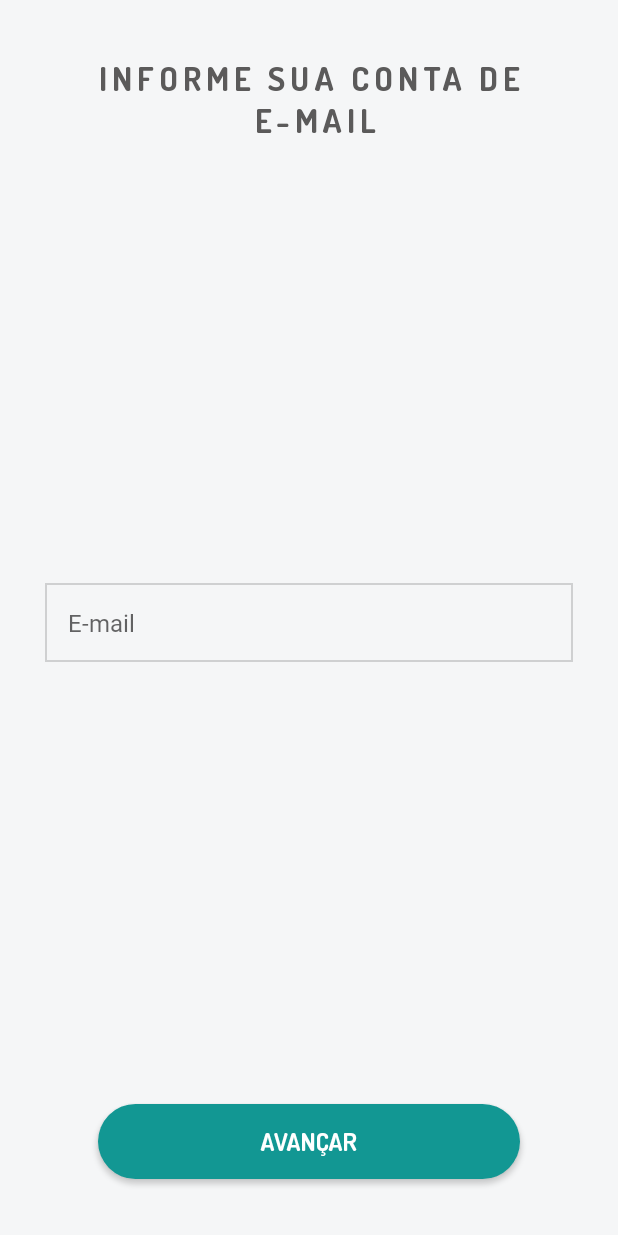
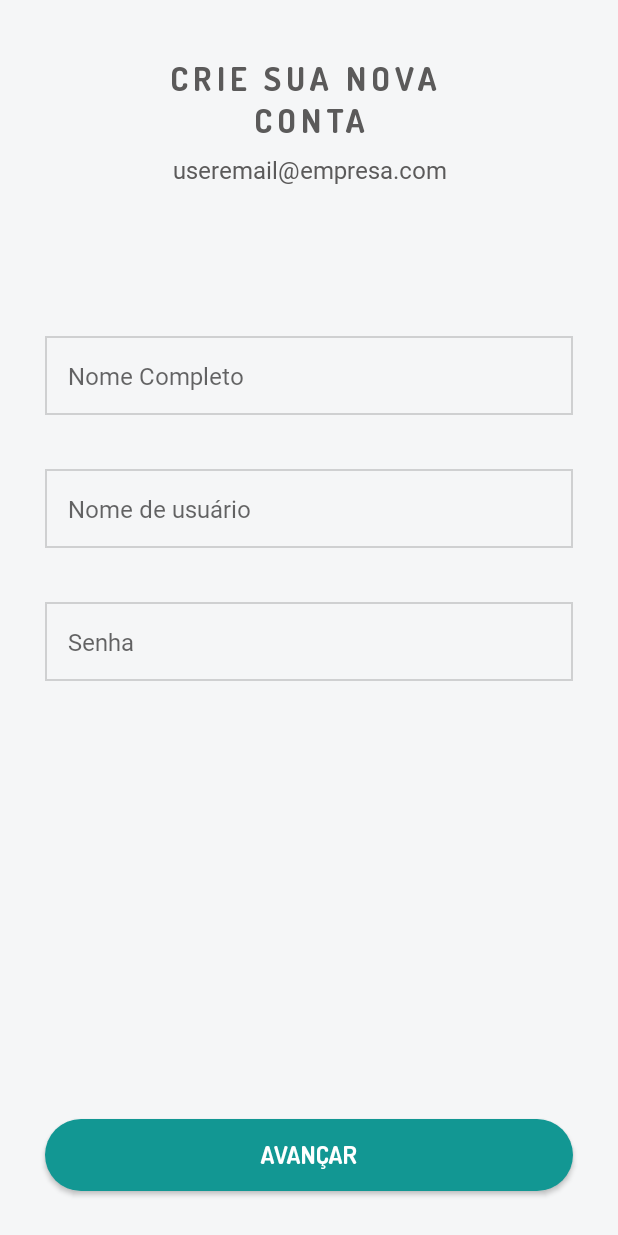
Before and after one commit to OLE-TRAINING/ole-android, an Android app: the screen it shows after launch (PreLoginActivity before the commit, RegisterNewUserActivity after it), on a phone screen of 412 x 824 dp. Run offline under Robolectric (Android 15) with nearby library versions, the phone set to English and light mode, and no system bars.

Commit message:
Layout Register New User

```diff
--- a/app/src/main/AndroidManifest.xml
+++ b/app/src/main/AndroidManifest.xml
@@ -9,14 +9,13 @@
         android:roundIcon="@mipmap/ic_launcher_round"
         android:supportsRtl="true"
         android:theme="@style/Theme.AppCompat.Light.NoActionBar">
-        <activity android:name=".PreLoginActivity">
+        <activity android:name=".RegisterNewUserActivity">
             <intent-filter>
                 <action android:name="android.intent.action.MAIN" />
 
                 <category android:name="android.intent.category.LAUNCHER" />
             </intent-filter>
         </activity>
-        <activity android:name=".RegisterNewUserActivity"></activity>
     </application>
 
 </manifest>
--- /dev/null
+++ b/app/src/main/java/br/com/estagio/oletrainning/zup/otmovies/RegisterNewUserActivity.java
@@ -0,0 +1,13 @@
+package br.com.estagio.oletrainning.zup.otmovies;
+
+import android.support.v7.app.AppCompatActivity;
+import android.os.Bundle;
+
+public class RegisterNewUserActivity extends AppCompatActivity {
+
+    @Override
+    protected void onCreate(Bundle savedInstanceState) {
+        super.onCreate(savedInstanceState);
+        setContentView(R.layout.activity_register_new_user);
+    }
+}
--- /dev/null
+++ b/app/src/main/res/drawable/ic_warning_black_24dp.xml
@@ -0,0 +1,5 @@
+<vector android:height="24dp" android:tint="#F44336"
+    android:viewportHeight="24.0" android:viewportWidth="24.0"
+    android:width="24dp" xmlns:android="http://schemas.android.com/apk/res/android">
+    <path android:fillColor="#FF000000" android:pathData="M1,21h22L12,2 1,21zM13,18h-2v-2h2v2zM13,14h-2v-4h2v4z"/>
+</vector>
--- a/app/src/main/res/layout/activity_pre_login.xml
+++ b/app/src/main/res/layout/activity_pre_login.xml
@@ -1,29 +1,33 @@
 <?xml version="1.0" encoding="utf-8"?>
+
+<ScrollView xmlns:android="http://schemas.android.com/apk/res/android"
+    xmlns:app="http://schemas.android.com/apk/res-auto"
+    xmlns:tools="http://schemas.android.com/tools"
+    android:layout_width="match_parent"
+    android:layout_height="match_parent"
+    android:fillViewport="true">
+
     <android.support.constraint.ConstraintLayout xmlns:android="http://schemas.android.com/apk/res/android"
         xmlns:app="http://schemas.android.com/apk/res-auto"
         xmlns:tools="http://schemas.android.com/tools"
         android:id="@+id/Layout_PreLogin"
         android:layout_width="match_parent"
         android:layout_height="match_parent"
-    android:padding="30dp"
+        android:background="@color/colorBackground"
         android:clipToPadding="false"
-    android:background="@color/colorBackground"
+        android:padding="@dimen/paddingLayout"
         tools:context=".PreLoginActivity">
-
 
         <TextView
             android:id="@+id/textView_headerPreLogin"
-        android:layout_width="297dp"
+            android:layout_width="wrap_content"
             android:layout_height="wrap_content"
-        android:layout_marginStart="8dp"
-        android:layout_marginTop="8dp"
-        android:layout_marginEnd="8dp"
             android:fontFamily="@font/dosisbold"
-        android:letterSpacing=".15"
+            android:letterSpacing="@dimen/defaultHeaderLetterSpacing"
             android:text="@string/textView_EmailHeadHint"
             android:textAlignment="center"
             android:textColor="@color/colorEmailHeadHint"
-        android:textSize="22sp"
+            android:textSize="@dimen/textSizeHeader"
             app:layout_constraintEnd_toEndOf="parent"
             app:layout_constraintStart_toStartOf="parent"
             app:layout_constraintTop_toTopOf="parent" />
@@ -32,33 +36,32 @@
             android:id="@+id/editText_enterEmail"
             android:layout_width="match_parent"
             android:layout_height="wrap_content"
+            android:layout_marginTop="50dp"
+            android:layout_marginBottom="50dp"
             android:background="@drawable/border_email_input"
             android:fontFamily="@font/robotoregular"
-        android:hint="E-mail"
+            android:hint="@string/emailHint"
             android:inputType="textEmailAddress"
-        android:padding="15dp"
-        android:textSize="16sp"
+            android:padding="@dimen/paddingEditText"
+            android:textSize="@dimen/textSizeDefault"
+            app:layout_constraintBottom_toTopOf="@id/button_nextPreLogin"
             app:layout_constraintLeft_toLeftOf="parent"
             app:layout_constraintRight_toRightOf="parent"
-        app:layout_constraintBottom_toTopOf="@id/button_nextPreLogin"
-        app:layout_constraintTop_toBottomOf="@id/textView_headerPreLogin"/>
+            app:layout_constraintTop_toBottomOf="@id/textView_headerPreLogin" />
 
         <Button
             android:id="@+id/button_nextPreLogin"
-        android:layout_width="281dp"
-        android:layout_height="50dp"
-        android:layout_marginStart="8dp"
-        android:layout_marginEnd="8dp"
-        android:layout_marginBottom="8dp"
+            android:layout_width="match_parent"
+            android:layout_height="wrap_content"
             android:background="@drawable/botton_next_pre_login"
             android:fontFamily="@font/dosisbold"
-        android:text="@string/textButton_pre_login"
+            android:text="@string/textButton_next"
             android:textColor="@color/colorTextBottonEmailPreLogin"
-        android:textSize="16sp"
-
+            android:textSize="@dimen/textSizeDefault"
             app:layout_constraintBottom_toBottomOf="parent"
             app:layout_constraintEnd_toEndOf="parent"
-        app:layout_constraintStart_toStartOf="parent"/>
-
+            app:layout_constraintStart_toStartOf="parent" />
 
     </android.support.constraint.ConstraintLayout>
+
+</ScrollView>
--- /dev/null
+++ b/app/src/main/res/layout/activity_register_new_user.xml
@@ -0,0 +1,116 @@
+<?xml version="1.0" encoding="utf-8"?>
+
+<ScrollView xmlns:android="http://schemas.android.com/apk/res/android"
+    xmlns:app="http://schemas.android.com/apk/res-auto"
+    xmlns:tools="http://schemas.android.com/tools"
+    android:layout_width="match_parent"
+    android:layout_height="match_parent"
+    android:fillViewport="true">
+
+    <android.support.constraint.ConstraintLayout xmlns:android="http://schemas.android.com/apk/res/android"
+        xmlns:app="http://schemas.android.com/apk/res-auto"
+        xmlns:tools="http://schemas.android.com/tools"
+        android:id="@+id/Layout_Register"
+        android:layout_width="match_parent"
+        android:layout_height="wrap_content"
+        android:background="@color/colorBackground"
+        android:clipToPadding="false"
+        android:padding="@dimen/paddingLayout"
+        tools:context=".RegisterNewUserActivity">
+
+        <TextView
+            android:id="@+id/textView_headerRegister"
+            android:layout_width="wrap_content"
+            android:layout_height="wrap_content"
+            android:layout_marginStart="@dimen/marginStandard"
+            android:layout_marginTop="@dimen/marginStandard"
+            android:layout_marginEnd="@dimen/marginStandard"
+            android:fontFamily="@font/dosisbold"
+            android:letterSpacing="@dimen/defaultHeaderLetterSpacing"
+            android:text="@string/textHeaderRegister"
+            android:textAlignment="center"
+            android:textColor="@color/colorEmailHeadHint"
+            android:textSize="@dimen/textSizeHeader"
+            app:layout_constraintEnd_toEndOf="parent"
+            app:layout_constraintStart_toStartOf="parent"
+            app:layout_constraintTop_toTopOf="parent" />
+
+        <TextView
+            android:id="@+id/textView_emailEntered"
+            android:layout_width="wrap_content"
+            android:layout_height="wrap_content"
+            android:layout_marginStart="@dimen/marginStandard"
+            android:layout_marginTop="@dimen/marginStandard"
+            android:layout_marginEnd="@dimen/marginStandard"
+            android:fontFamily="@font/robotoregular"
+            android:text="@string/userEmailEntered"
+            android:textAlignment="center"
+            android:textColor="@color/colorEmailHeadHint"
+            android:textSize="@dimen/textSizeDefault"
+            app:layout_constraintEnd_toEndOf="parent"
+            app:layout_constraintStart_toStartOf="parent"
+            app:layout_constraintTop_toBottomOf="@+id/textView_headerRegister" />
+
+        <EditText
+            android:id="@+id/editText_enterName"
+            android:layout_width="match_parent"
+            android:layout_height="wrap_content"
+            android:layout_marginTop="@dimen/marginTopEditTextNameRegister"
+            android:background="@drawable/border_email_input"
+            android:fontFamily="@font/robotoregular"
+            android:hint="@string/nome_completo"
+            android:inputType="textPersonName"
+            android:padding="@dimen/paddingEditText"
+            android:textSize="@dimen/textSizeDefault"
+            app:layout_constraintEnd_toEndOf="parent"
+            app:layout_constraintStart_toStartOf="parent"
+            app:layout_constraintTop_toBottomOf="@+id/textView_emailEntered" />
+
+        <EditText
+            android:id="@+id/editText_enterUserName"
+            android:layout_width="match_parent"
+            android:layout_height="wrap_content"
+            android:layout_marginTop="@dimen/lineSpacing"
+            android:background="@drawable/border_email_input"
+            android:fontFamily="@font/robotoregular"
+            android:hint="@string/nome_de_usuario"
+            android:inputType="text"
+            android:padding="@dimen/paddingEditText"
+            android:textSize="@dimen/textSizeDefault"
+            app:layout_constraintEnd_toEndOf="parent"
+            app:layout_constraintStart_toStartOf="parent"
+            app:layout_constraintTop_toBottomOf="@+id/editText_enterName" />
+
+        <EditText
+            android:id="@+id/editText_enterPassword"
+            android:layout_width="match_parent"
+            android:layout_height="wrap_content"
+            android:layout_marginTop="@dimen/lineSpacing"
+            android:layout_marginBottom="@dimen/lineSpacing"
+            android:background="@drawable/border_email_input"
+            android:fontFamily="@font/robotoregular"
+            android:hint="@string/senha"
+            android:inputType="textPassword"
+            android:padding="@dimen/paddingEditText"
+            android:textSize="@dimen/textSizeDefault"
+            app:layout_constraintBottom_toTopOf="@+id/button_nextRegister"
+            app:layout_constraintEnd_toEndOf="parent"
+            app:layout_constraintStart_toStartOf="parent"
+            app:layout_constraintTop_toBottomOf="@+id/editText_enterUserName"
+            app:layout_constraintVertical_bias="@dimen/biasVerticalFinalForm" />
+
+        <Button
+            android:id="@+id/button_nextRegister"
+            android:layout_width="match_parent"
+            android:layout_height="wrap_content"
+            android:background="@drawable/botton_next_pre_login"
+            android:fontFamily="@font/dosisbold"
+            android:text="@string/textButton_next"
+            android:textColor="@color/colorTextBottonEmailPreLogin"
+            android:textSize="@dimen/textSizeDefault"
+            app:layout_constraintBottom_toBottomOf="parent"
+            app:layout_constraintEnd_toEndOf="parent"
+            app:layout_constraintStart_toStartOf="parent" />
+    </android.support.constraint.ConstraintLayout>
+
+</ScrollView>
--- a/app/src/main/res/values/Constants.xml
+++ /dev/null
@@ -1,4 +0,0 @@
-<?xml version="1.0" encoding="utf-8"?>
-<resources>
-    <integer name="characterLimiter">40</integer>
-</resources>
--- a/app/src/main/res/values/colors.xml
+++ b/app/src/main/res/values/colors.xml
@@ -8,4 +8,5 @@
     <color name="colorBorderEmailInput">#cfd0d1</color>
     <color name="colorBottonEmailPreLogin">#129793</color>
     <color name="colorTextBottonEmailPreLogin">#ffffff</color>
+    <color name="colorTextError">#db4437</color>
 </resources>
--- /dev/null
+++ b/app/src/main/res/values/dimens.xml
@@ -0,0 +1,14 @@
+<?xml version="1.0" encoding="utf-8"?>
+<resources>
+    <dimen name="marginTopEditTextNameRegister">100dp</dimen>
+    <dimen name="marginStandard">8dp</dimen>
+    <dimen name="paddingLayout">30dp</dimen>
+    <dimen name="paddingEditText">15dp</dimen>
+    <dimen name="textSizeDefault">16sp</dimen>
+    <dimen name="defaultHeaderLetterSpacing">.15</dimen>
+    <dimen name="textSizeHeader">22sp</dimen>
+    <dimen name="bigMargin">16dp</dimen>
+    <dimen name="lineSpacing">36dp</dimen>
+    <dimen name="formFinalSpacing">160dp</dimen>
+    <dimen name="biasVerticalFinalForm">0.0</dimen>
+</resources>
--- a/app/src/main/res/values/strings.xml
+++ b/app/src/main/res/values/strings.xml
@@ -1,5 +1,11 @@
 <resources>
     <string name="app_name">OTmovies</string>
     <string name="textView_EmailHeadHint">INFORME SUA CONTA DE\n E-MAIL</string>
-    <string name="textButton_pre_login">AVANÇAR</string>
+    <string name="textButton_next">AVANÇAR</string>
+    <string name="emailHint">E-mail</string>
+    <string name="textHeaderRegister">CRIE SUA NOVA \nCONTA</string>
+    <string name="userEmailEntered">useremail@empresa.com</string>
+    <string name="senha">Senha</string>
+    <string name="nome_de_usuario">Nome de usuário</string>
+    <string name="nome_completo">Nome Completo</string>
 </resources>
```
Lines whose indentation alone changed are shown as unchanged.
